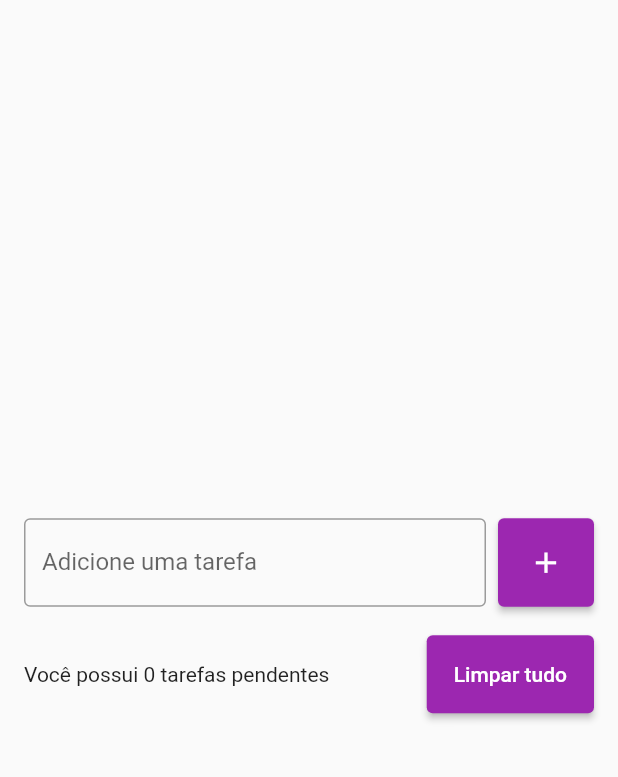
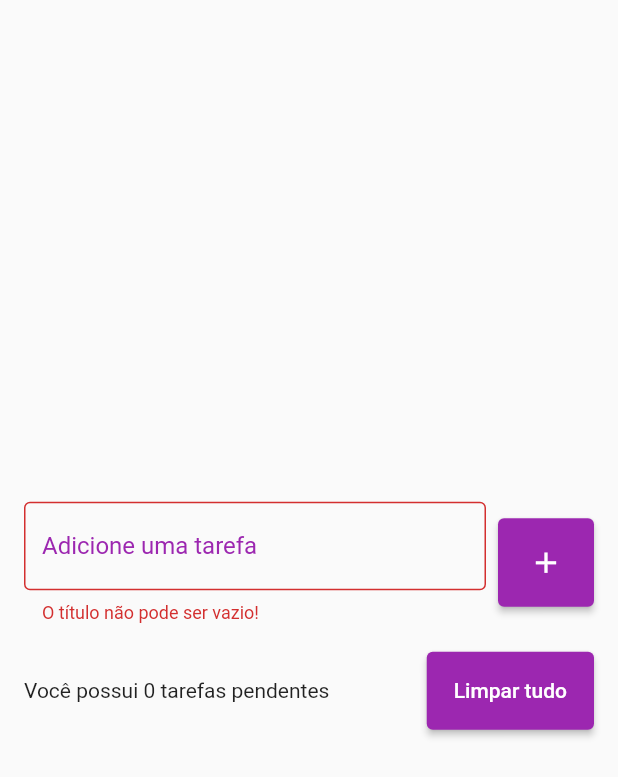
Before and after one commit to Neto002/todo-list-flutter, a Flutter app: the TodoListPage screen opened directly, after a tap on the "add" icon, on a phone screen of 412 x 824 dp. Shown: the top 777 px of the screen. Run offline on Flutter 3.47's test engine with Material 2 defaults, Android fonts, the phone set to English and light mode, and no system bars; our stand-ins replace flutter_slidable, shared_preferences; accounts and stored records are empty.

Commit message:
persistindo dados leves

```diff
--- a/lib/models/todo.dart
+++ b/lib/models/todo.dart
@@ -1,6 +1,17 @@
 class Todo {
   Todo({required this.title, required this.dateTime});
 
+  Todo.fromJson(Map<String, dynamic> json)
+      : title = json['title'],
+        dateTime = DateTime.parse(json['dateTime']);
+
   String title;
   DateTime dateTime;
+
+  Map<String, dynamic> toJson() {
+    return {
+      'title': title,
+      'dateTime': dateTime.toIso8601String(),
+    };
+  }
 }
--- a/lib/pages/todo_list_page.dart
+++ b/lib/pages/todo_list_page.dart
@@ -1,5 +1,6 @@
 import 'package:flutter/material.dart';
 import 'package:todo_list/models/todo.dart';
+import 'package:todo_list/repositories/todo_repository.dart';
 import 'package:todo_list/widgets/todo_list_item.dart';
 
 class TodoListPage extends StatefulWidget {
@@ -10,11 +11,24 @@ class TodoListPage extends StatefulWidget {
 }
 
 class _TodoListPageState extends State<TodoListPage> {
+  final TextEditingController todoController = TextEditingController();
+  final TodoRepository todoRepository = TodoRepository();
+
   List<Todo> todos = [];
   Todo? deletedTodo;
   int? deletedTodoPosition;
+  String? errorText;
 
-  final TextEditingController todoController = TextEditingController();
+  @override
+  void initState() {
+    super.initState();
+
+    todoRepository.getTodoList().then((value) {
+      setState(() {
+        todos = value;
+      });
+    });
+  }
 
   @override
   Widget build(BuildContext context) {
@@ -31,10 +45,19 @@ class _TodoListPageState extends State<TodoListPage> {
                     Expanded(
                       child: TextField(
                         controller: todoController,
-                        decoration: const InputDecoration(
-                          border: OutlineInputBorder(),
+                        cursorColor: Colors.purple,
+                        decoration: InputDecoration(
+                          border: const OutlineInputBorder(),
                           labelText: "Adicione uma tarefa",
-                          hoverColor: Colors.purple,
+                          focusedBorder: const OutlineInputBorder(
+                            borderSide: BorderSide(
+                              color: Colors.purple,
+                            ),
+                          ),
+                          labelStyle: const TextStyle(
+                            color: Colors.purple,
+                          ),
+                          errorText: errorText,
                         ),
                       ),
                     ),
@@ -44,14 +67,23 @@ class _TodoListPageState extends State<TodoListPage> {
                     ElevatedButton(
                       onPressed: () {
                         String text = todoController.text;
+                        if (todoController.text.isNotEmpty) {
                           setState(() {
-                          if (todoController.text.isNotEmpty) {
-                            Todo newTodo =
-                                Todo(title: text, dateTime: DateTime.now());
+                            Todo newTodo = Todo(
+                              title: text,
+                              dateTime: DateTime.now(),
+                            );
                             todos.add(newTodo);
+                            errorText = null;
+                          });
                           todoController.clear();
+                          todoRepository.saveTodoList(todos);
+                        } else {
+                          setState(() {
+                            errorText = "O título não pode ser vazio!";
+                          });
+                          return;
                         }
-                        });
                       },
                       style: ElevatedButton.styleFrom(
                         backgroundColor: Colors.purple,
@@ -150,6 +182,7 @@ class _TodoListPageState extends State<TodoListPage> {
     setState(() {
       todos.clear();
     });
+    todoRepository.saveTodoList(todos);
   }
 
   void onDelete(Todo todo) {
@@ -159,6 +192,7 @@ class _TodoListPageState extends State<TodoListPage> {
     setState(() {
       todos.remove(todo);
     });
+    todoRepository.saveTodoList(todos);
 
     ScaffoldMessenger.of(context).clearSnackBars();
     ScaffoldMessenger.of(context).showSnackBar(
@@ -177,6 +211,7 @@ class _TodoListPageState extends State<TodoListPage> {
             setState(() {
               todos.insert(deletedTodoPosition!, deletedTodo!);
             });
+            todoRepository.saveTodoList(todos);
           },
         ),
         duration: const Duration(seconds: 5),
@@ -185,11 +220,28 @@ class _TodoListPageState extends State<TodoListPage> {
   }
 
   void onEdit(Todo todo) {
+    if (todoController.text.isNotEmpty) {
       int todoEditIndex = todos.indexOf(todo);
       setState(() {
         todos[todoEditIndex].title = todoController.text;
         todos[todoEditIndex].dateTime = DateTime.now();
         todoController.clear();
       });
+      todoRepository.saveTodoList(todos);
+    } else {
+      ScaffoldMessenger.of(context).clearSnackBars();
+      ScaffoldMessenger.of(context).showSnackBar(
+        const SnackBar(
+          content: Text(
+            "Digite o novo nome da tarefa no campo \"Adicione uma tarefa\"",
+            style: TextStyle(
+              color: Color(0xff060708),
+            ),
+          ),
+          backgroundColor: Colors.white,
+          duration: Duration(seconds: 5),
+        ),
+      );
     }
   }
+}
--- /dev/null
+++ b/lib/repositories/todo_repository.dart
@@ -0,0 +1,26 @@
+import 'dart:convert';
+
+import 'package:shared_preferences/shared_preferences.dart';
+import 'package:todo_list/models/todo.dart';
+
+const todoListKey = 'todoList';
+
+class TodoRepository {
+  late SharedPreferences sharedPreferences;
+
+  void saveTodoList(List<Todo> todos) {
+    sharedPreferences.setString(todoListKey, json.encode(todos));
+  }
+
+  // Recebe os dados salvos em sessões anteriores do app
+  Future<List<Todo>> getTodoList() async {
+    // Instanciando sharedPreferences
+    sharedPreferences = await SharedPreferences.getInstance();
+    // Recebendo o json na forma de string da lista de tarefas, caso não exista, o valor padrão é '[]'
+    final String jsonString = sharedPreferences.getString(todoListKey) ?? '[]';
+    // Transforma a string do json em uma lista simples
+    final List jsonDecoded = json.decode(jsonString) as List;
+    // Transforma cada elemento da lista em um objeto da classe Todo
+    return jsonDecoded.map((e) => Todo.fromJson(e)).toList();
+  }
+}
--- a/pubspec.yaml
+++ b/pubspec.yaml
@@ -30,14 +30,13 @@ environment:
 dependencies:
   flutter:
     sdk: flutter
-  flutter_slidable: ^2.0.0
-
 
   # The following adds the Cupertino Icons font to your application.
   # Use with the CupertinoIcons class for iOS style icons.
   cupertino_icons: ^1.0.2
   intl:
-  hash: ^1.0.4
+  flutter_slidable: ^2.0.0
+  shared_preferences: ^2.0.20
 
 dev_dependencies:
   flutter_test:
```
Also changed, not shown: pubspec.lock. Lines whose indentation alone changed are shown as unchanged.
